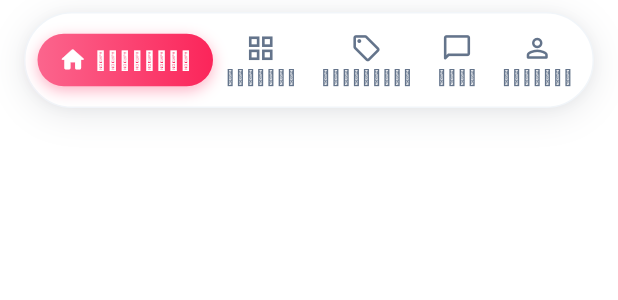
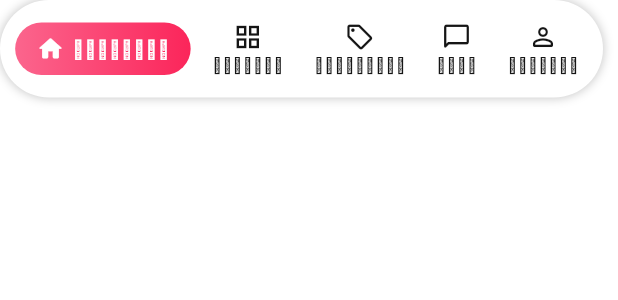
Before and after one commit to 4pNTING/millionx-ecommerce-mobile, a Flutter app: the HomeBottomNavBar widget shown alone on an empty page, opened directly, on a phone screen of 412 x 824 dp. Shown: the top 300 px of the screen. Run offline on Flutter 3.47's test engine with Material 3 defaults, Android fonts, the phone set to English and light mode, and no system bars; our stand-ins replace dio, flutter_riverpod, flutter_secure_storage, go_router, google_sign_in; missing offline and left inert: flutter_facebook_auth; accounts and stored records are empty; network calls fail; Roboto replaces fonts that are missing (Inter).

Commit message:
fix(ui): place HomeBottomNavBar in design position within home canvas stack

```diff
--- a/lib/features/home/presentation/home_screen.dart
+++ b/lib/features/home/presentation/home_screen.dart
@@ -60,12 +60,7 @@ class _HomeScreenState extends ConsumerState<HomeScreen> {
   Widget build(BuildContext context) {
     return Scaffold(
       backgroundColor: Colors.white,
-      body: Stack(
-        children: [
-          // Scrollable Content
-          Positioned.fill(
-            child: SafeArea(
-              bottom: false,
+      body: SafeArea(
         child: LayoutBuilder(
           builder: (context, constraints) {
             final screenWidth = constraints.maxWidth;
@@ -76,58 +71,37 @@ class _HomeScreenState extends ConsumerState<HomeScreen> {
             return SingleChildScrollView(
               controller: _scrollController,
               physics: const ClampingScrollPhysics(),
-                    child: Column(
-                      children: [
-                        SizedBox(
+              child: SizedBox(
                 width: screenWidth,
                 height: designHeight * scale,
                 child: FittedBox(
                   fit: BoxFit.fitWidth,
                   alignment: Alignment.topCenter,
-                            child: const SizedBox(
+                  child: SizedBox(
                     width: designWidth,
                     height: designHeight,
                     child: Stack(
                       clipBehavior: Clip.none,
                       children: [
-                                  HomeProductFeed(),
-                                  HomeHeaderBar(),
-                                  HomeCategoryScrollGrid(),
-                                  HomePromotionBanner(),
-                                  HomeCategoryTabs(),
-                                  HomeNewUserPromoBar(),
+                        const HomeProductFeed(),
+                        const HomeHeaderBar(),
+                        const HomeCategoryScrollGrid(),
+                        const HomePromotionBanner(),
+                        const HomeCategoryTabs(),
+                        const HomeNewUserPromoBar(),
+                        HomeBottomNavBar(
+                          currentIndex: _currentIndex,
+                          onTap: _onTabTapped,
+                        ),
                       ],
                     ),
                   ),
                 ),
               ),
-                        // Bottom spacing to prevent content from being covered by floating navbar
-                        const SizedBox(height: 90),
-                      ],
-                    ),
             );
           },
         ),
       ),
-          ),
-
-          // Pinned Floating Bottom Navigation Bar
-          Positioned(
-            left: 0,
-            right: 0,
-            bottom: 0,
-            child: SafeArea(
-              top: false,
-              child: Center(
-                child: HomeBottomNavBar(
-                  currentIndex: _currentIndex,
-                  onTap: _onTabTapped,
-                ),
-              ),
-            ),
-          ),
-        ],
-      ),
     );
   }
 }
--- a/lib/features/home/presentation/widgets/home_bottom_nav_bar.dart
+++ b/lib/features/home/presentation/widgets/home_bottom_nav_bar.dart
@@ -1,8 +1,7 @@
 import 'package:flutter/material.dart';
 
-/// Navigation item definition for HomeBottomNavBar
-class _HomeNavItem {
-  const _HomeNavItem({
+class _NavItem {
+  const _NavItem({
     required this.icon,
     required this.activeIcon,
     required this.label,
@@ -13,39 +12,43 @@ class _HomeNavItem {
   final String label;
 }
 
-/// Modern floating bottom navigation bar for the MillionX storefront.
+/// Floating bottom navigation bar placed at its designated position in the Home canvas.
 class HomeBottomNavBar extends StatelessWidget {
   const HomeBottomNavBar({
     super.key,
     this.currentIndex = 0,
     this.onTap,
+    this.left = 19.0,
+    this.top = 852.0,
   });
 
   final int currentIndex;
   final ValueChanged<int>? onTap;
+  final double left;
+  final double top;
 
-  static const List<_HomeNavItem> _items = [
-    _HomeNavItem(
+  static const List<_NavItem> _items = [
+    _NavItem(
       icon: Icons.home_outlined,
       activeIcon: Icons.home_rounded,
       label: 'ຫນ້າຫລັກ',
     ),
-    _HomeNavItem(
+    _NavItem(
       icon: Icons.grid_view_outlined,
       activeIcon: Icons.grid_view_rounded,
       label: 'ຫມວດໝູ່',
     ),
-    _HomeNavItem(
+    _NavItem(
       icon: Icons.local_offer_outlined,
       activeIcon: Icons.local_offer_rounded,
       label: 'ໂປຣໂມຊັ່ນ',
     ),
-    _HomeNavItem(
+    _NavItem(
       icon: Icons.chat_bubble_outline_rounded,
       activeIcon: Icons.chat_bubble_rounded,
       label: 'ແຊ໊ດ',
     ),
-    _HomeNavItem(
+    _NavItem(
       icon: Icons.person_outline_rounded,
       activeIcon: Icons.person_rounded,
       label: 'ໂປຣໄຟລ໌',
@@ -54,32 +57,27 @@ class HomeBottomNavBar extends StatelessWidget {
 
   @override
   Widget build(BuildContext context) {
-    return Container(
-      constraints: const BoxConstraints(maxWidth: 410),
-      height: 64,
-      margin: const EdgeInsets.symmetric(horizontal: 16, vertical: 8),
-      padding: const EdgeInsets.symmetric(horizontal: 8, vertical: 6),
+    return Positioned(
+      left: left,
+      top: top,
+      child: SizedBox(
+        width: 402,
+        height: 65,
+        child: Container(
+          width: 402,
+          height: 65,
+          padding: const EdgeInsets.symmetric(horizontal: 6, vertical: 6),
           decoration: BoxDecoration(
             color: Colors.white,
-        borderRadius: BorderRadius.circular(40),
-        boxShadow: [
+            borderRadius: BorderRadius.circular(50),
+            boxShadow: const [
               BoxShadow(
-            color: const Color(0xFF0F172A).withValues(alpha: 0.10),
-            blurRadius: 20,
-            offset: const Offset(0, 4),
-            spreadRadius: 0,
-          ),
-          BoxShadow(
-            color: const Color(0xFF0F172A).withValues(alpha: 0.04),
-            blurRadius: 6,
-            offset: const Offset(0, 1),
+                color: Color(0x3F000000),
+                blurRadius: 5,
+                offset: Offset(0, 0),
                 spreadRadius: 0,
               ),
             ],
-        border: Border.all(
-          color: const Color(0xFFF1F5F9),
-          width: 1,
-        ),
           ),
           child: Row(
             mainAxisAlignment: MainAxisAlignment.spaceAround,
@@ -91,14 +89,14 @@ class HomeBottomNavBar extends StatelessWidget {
                 behavior: HitTestBehavior.opaque,
                 onTap: () => onTap?.call(index),
                 child: AnimatedContainer(
-              duration: const Duration(milliseconds: 250),
-              curve: Curves.easeInOutCubic,
+                  duration: const Duration(milliseconds: 200),
+                  curve: Curves.easeInOut,
                   padding: isSelected
                       ? const EdgeInsets.symmetric(horizontal: 14, vertical: 8)
-                  : const EdgeInsets.symmetric(horizontal: 8, vertical: 6),
+                      : const EdgeInsets.symmetric(horizontal: 6, vertical: 4),
                   decoration: isSelected
-                  ? BoxDecoration(
-                      gradient: const LinearGradient(
+                      ? const BoxDecoration(
+                          gradient: LinearGradient(
                             begin: Alignment.centerLeft,
                             end: Alignment.centerRight,
                             colors: [
@@ -106,16 +104,11 @@ class HomeBottomNavBar extends StatelessWidget {
                               Color(0xFFFB255A),
                             ],
                           ),
-                      borderRadius: BorderRadius.circular(30),
-                      boxShadow: [
-                        BoxShadow(
-                          color: const Color(0xFFFB255A).withValues(alpha: 0.35),
-                          blurRadius: 8,
-                          offset: const Offset(0, 3),
+                          borderRadius: BorderRadius.all(Radius.circular(30)),
+                        )
+                      : const BoxDecoration(
+                          color: Colors.transparent,
                         ),
-                      ],
-                    )
-                  : null,
                   child: isSelected
                       ? Row(
                           mainAxisSize: MainAxisSize.min,
@@ -132,7 +125,7 @@ class HomeBottomNavBar extends StatelessWidget {
                                 color: Colors.white,
                                 fontSize: 12,
                                 fontFamily: 'Inter',
-                            fontWeight: FontWeight.w600,
+                                fontWeight: FontWeight.w500,
                               ),
                             ),
                           ],
@@ -143,17 +136,17 @@ class HomeBottomNavBar extends StatelessWidget {
                           children: [
                             Icon(
                               item.icon,
-                          color: const Color(0xFF64748B),
-                          size: 21,
+                              color: const Color(0xFF151515),
+                              size: 20,
                             ),
                             const SizedBox(height: 2),
                             Text(
                               item.label,
                               style: const TextStyle(
-                            color: Color(0xFF64748B),
+                                color: Color(0xFF151515),
                                 fontSize: 10,
                                 fontFamily: 'Inter',
-                            fontWeight: FontWeight.w500,
+                                fontWeight: FontWeight.w400,
                               ),
                             ),
                           ],
@@ -162,6 +155,8 @@ class HomeBottomNavBar extends StatelessWidget {
               );
             }),
           ),
+        ),
+      ),
     );
   }
 }
```
Lines whose indentation alone changed are shown as unchanged.
